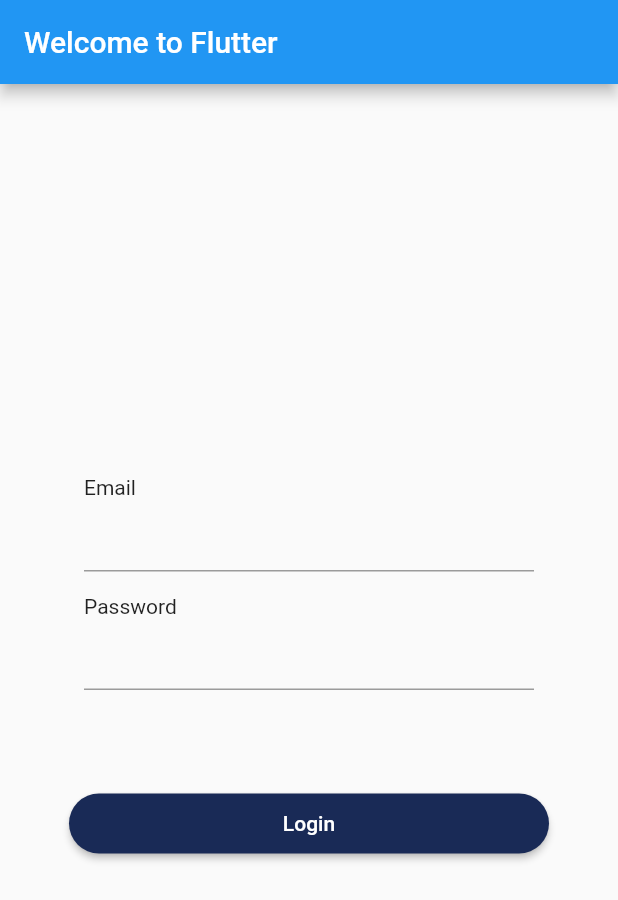
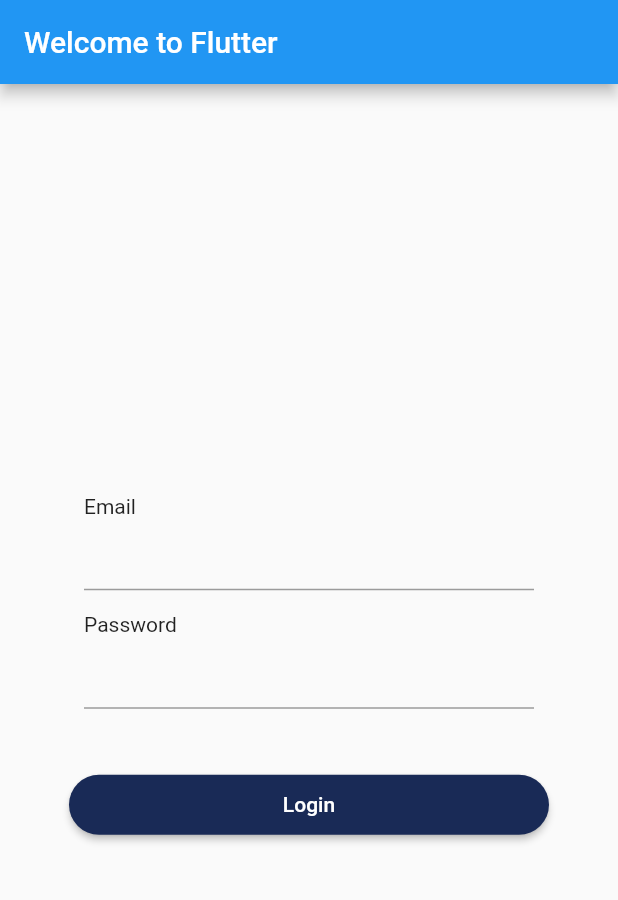
Before and after one commit to abdurrehman135/Deltahacks5-Flutter, a Flutter app: the screen it shows after launch, on a phone screen of 412 x 824 dp. Shown: the top 900 px of the screen. Run offline on Flutter 3.47's test engine with Material 2 defaults, Android fonts, the phone set to English and light mode, and no system bars.

Commit message:
final push for now

```diff
--- a/lib/main.dart
+++ b/lib/main.dart
@@ -31,18 +31,9 @@ class LoginPage extends StatelessWidget {
       children: <Widget>[
         LoginTextField("Email", 320),
         LoginTextField("Password", 320),
-        Padding(padding: EdgeInsets.all(30),),
-        /*ButtonTheme(
-          RaisedButton(
-          onPressed: (){},
-          child: Text("login"),
-
-          //shape: RoundedRectangleBorder(borderRadius: BorderRadius.circular(30.0),),
-          )
-        )*/
-
-
-      ButtonTheme(
+        //Padding(padding: EdgeInsets.all(30),),
+        Padding(padding: EdgeInsets.only(left: 30, right: 30, bottom: 35),),
+        ButtonTheme(
           minWidth: 320,
           height: 40,
           buttonColor: Color(0xFF192A56),
@@ -53,7 +44,6 @@ class LoginPage extends StatelessWidget {
             shape: RoundedRectangleBorder(borderRadius: BorderRadius.circular(30.0),),
           ),
         )
-
       ],
     );
   }
```
